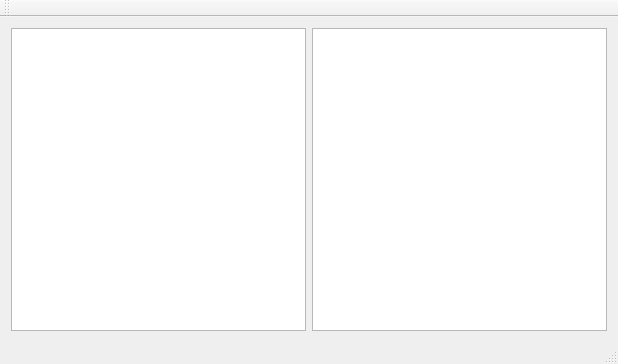
This is qt2/try/mainwindow.ui in kanav1396/Qt-Project as Qt 5 draws it before an edit. The edited form follows.
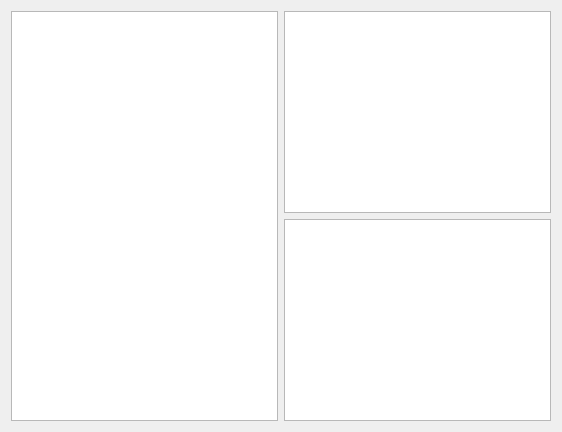
This is the edited form.

The edit to the form file:
```diff
--- a/qt2/try/mainwindow.ui
+++ b/qt2/try/mainwindow.ui
@@ -9,8 +9,8 @@
    <rect>
     <x>0</x>
     <y>0</y>
-    <width>618</width>
-    <height>364</height>
+    <width>562</width>
+    <height>432</height>
    </rect>
   </property>
   <property name="sizePolicy">
@@ -32,10 +32,16 @@
    <bool>true</bool>
   </property>
   <widget class="QWidget" name="centralWidget">
-   <layout class="QVBoxLayout" name="verticalLayout">
-    <item>
-     <layout class="QHBoxLayout" name="horizontalLayout">
-      <item>
+   <layout class="QGridLayout" name="gridLayout">
+    <item row="0" column="0">
+     <layout class="QGridLayout" name="gridLayout_2">
+      <item row="0" column="1">
+       <widget class="QTextBrowser" name="textBrowser"/>
+      </item>
+      <item row="1" column="1">
+       <widget class="QGraphicsView" name="tv_cover"/>
+      </item>
+      <item row="0" column="0" rowspan="2">
        <widget class="QTreeView" name="treeView">
         <property name="maximumSize">
          <size>
@@ -43,34 +49,15 @@
           <height>16777215</height>
          </size>
         </property>
+        <property name="rootIsDecorated">
+         <bool>false</bool>
+        </property>
        </widget>
       </item>
-      <item>
-       <widget class="QTextBrowser" name="textBrowser"/>
-      </item>
      </layout>
     </item>
    </layout>
   </widget>
-  <widget class="QMenuBar" name="menuBar">
-   <property name="geometry">
-    <rect>
-     <x>0</x>
-     <y>0</y>
-     <width>618</width>
-     <height>21</height>
-    </rect>
-   </property>
-  </widget>
-  <widget class="QToolBar" name="mainToolBar">
-   <attribute name="toolBarArea">
-    <enum>TopToolBarArea</enum>
-   </attribute>
-   <attribute name="toolBarBreak">
-    <bool>false</bool>
-   </attribute>
-  </widget>
-  <widget class="QStatusBar" name="statusBar"/>
  </widget>
  <layoutdefault spacing="6" margin="11"/>
  <resources/>
```
